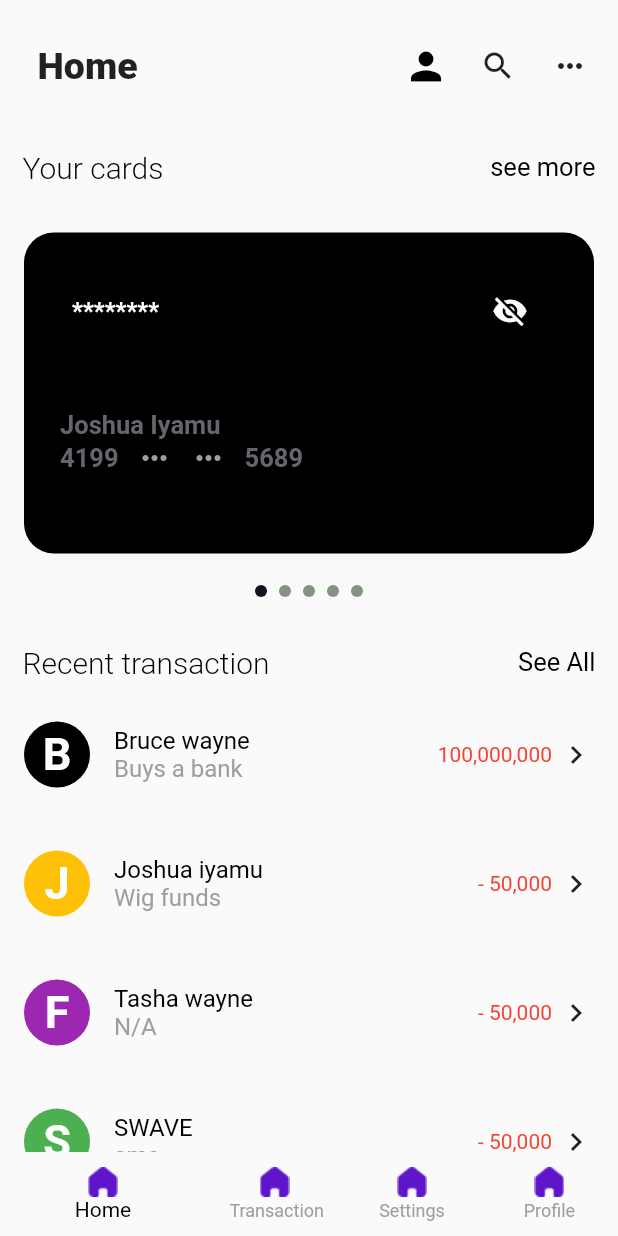
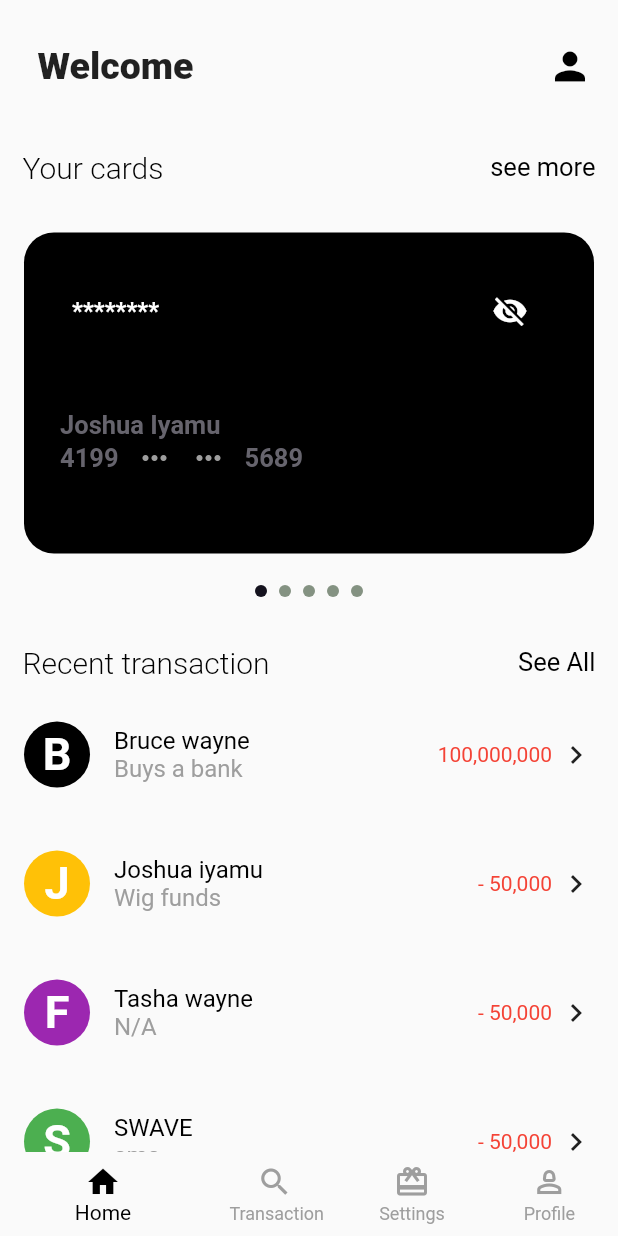
Before and after one commit to iyamujoshua/fintech_app, a Flutter app: the screen it shows after launch, on a phone screen of 412 x 824 dp. Run offline on Flutter 3.47's test engine with Material 2 defaults, Android fonts, the phone set to English and light mode, and no system bars; our stand-ins replace flutter_svg.

Commit message:
transaction completed

```diff
--- a/lib/components/appbar.dart
+++ b/lib/components/appbar.dart
@@ -16,7 +16,7 @@ class _AppbarState extends State<Appbar> {
         mainAxisAlignment: MainAxisAlignment.spaceBetween,
         children: [
           Text(
-            "Home",
+            "Welcome",
             style: TextStyle(
               fontSize: 25.0,
               fontWeight: FontWeight.w800,
@@ -31,8 +31,8 @@ class _AppbarState extends State<Appbar> {
           color: Colors.black,
         ),),
 
-        IconButton(onPressed: (){}, icon:Icon(Icons.search)),
-         IconButton(onPressed: (){}, icon:Icon(Icons.more_horiz))
+        // IconButton(onPressed: (){}, icon:Icon(Icons.search)),
+        //  IconButton(onPressed: (){}, icon:Icon(Icons.more_horiz))
             ],
           )
         ],
--- a/lib/screens/homescreen.dart
+++ b/lib/screens/homescreen.dart
@@ -38,19 +38,19 @@ class _myhomeState extends State<myhome> {
         currentIndex: selectedIndex,
         items: [
           BottomNavigationBarItem(
-            icon: Image.asset("asset/house.png"),
+           icon: Icon(Icons.home),
             label: "Home",
           ),
           BottomNavigationBarItem(
-            icon: Image.asset("asset/house.png"),
+            icon: Icon(Icons.search),
             label: " Transaction",
           ),
           BottomNavigationBarItem(
-            icon: Image.asset("asset/house.png"),
+            icon: Icon(Icons.card_giftcard),
             label: "Settings",
           ),
           BottomNavigationBarItem(
-            icon: Image.asset("asset/house.png"),
+            icon: Icon(Icons.person_2_outlined),
             label: "Profile",
           ),
         ],
```
Also changed, not shown: asset/Vector.png (added), asset/line.png (added), asset/s1.png (added).
